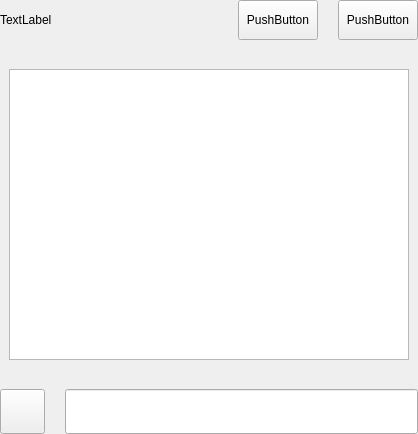
The window that src/qt/settings/forms/settingsconsolewidget.ui (eons-finance/ALQO) describes before a commit, drawn with Qt 5.
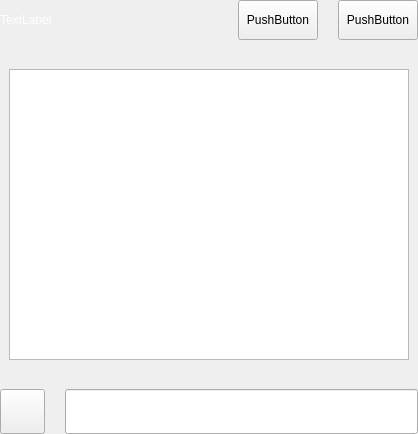
The same window after the commit.

```diff
--- a/src/qt/settings/forms/settingsconsolewidget.ui
+++ b/src/qt/settings/forms/settingsconsolewidget.ui
@@ -56,6 +56,9 @@
           </property>
           <item>
            <widget class="QLabel" name="labelTitle">
+            <property name="styleSheet">
+             <string notr="true">color:white;</string>
+            </property>
             <property name="text">
              <string>TextLabel</string>
             </property>
```
